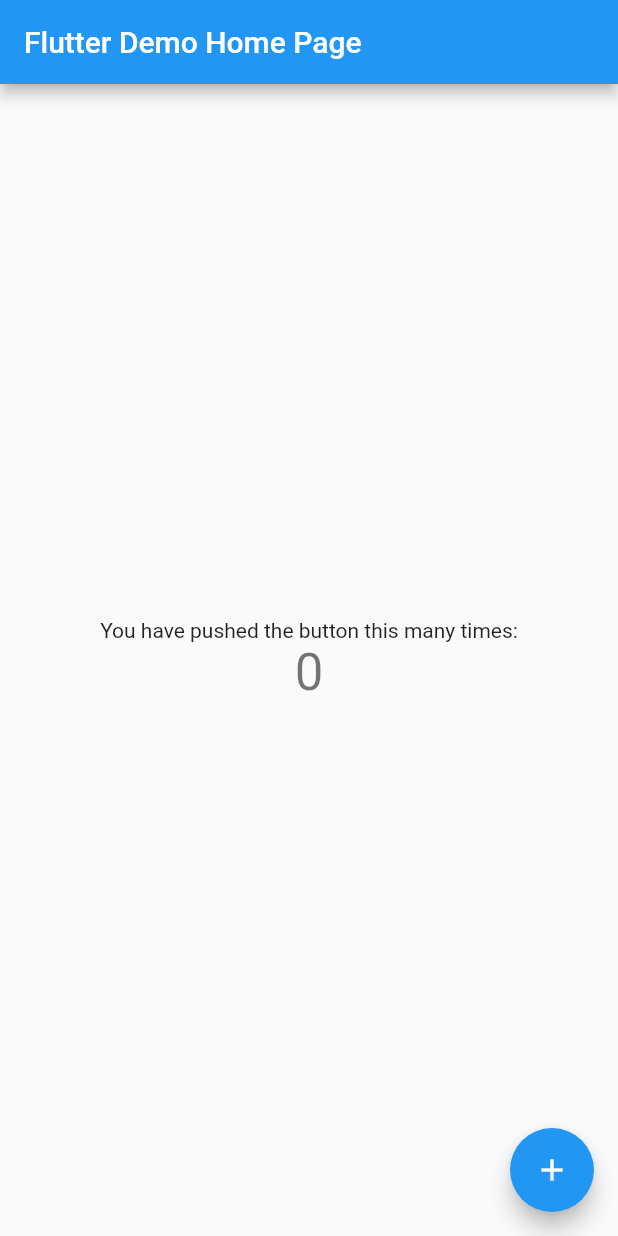
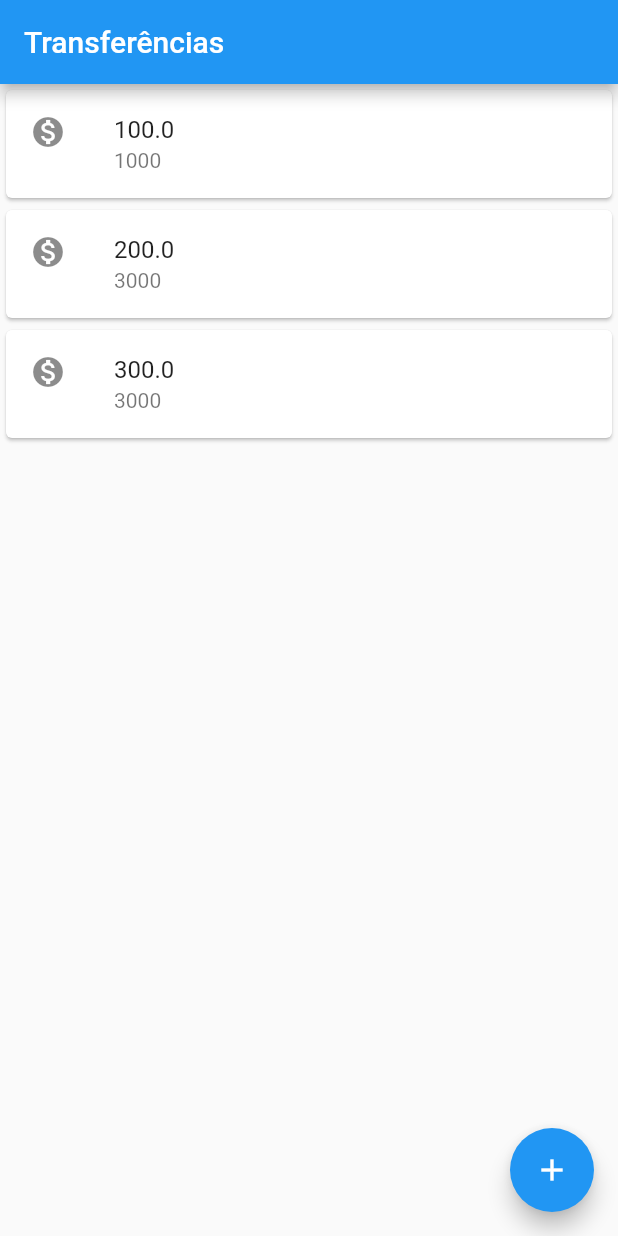
Before and after one commit to JamesWeslley/mybank, a Flutter app: the screen it shows after launch, on a phone screen of 412 x 824 dp. Run offline on Flutter 3.47's test engine with Material 2 defaults, Android fonts, the phone set to English and light mode, and no system bars.

Commit message:
Criação de lista de transferências

```diff
--- a/lib/main.dart
+++ b/lib/main.dart
@@ -1,113 +1,52 @@
 import 'package:flutter/material.dart';
 
-void main() {
-  runApp(MyApp());
-}
+void main() => runApp(MaterialApp(
+      home: Scaffold(
+        body: ListaTransferencias(),
+        appBar: AppBar(
+          title: Text('Transferências'),
+        ),
+        floatingActionButton: FloatingActionButton(
+          child: Icon(Icons.add),
+        ),
+      ),
+    ));
 
-class MyApp extends StatelessWidget {
-  // This widget is the root of your application.
+class ListaTransferencias extends StatelessWidget {
   @override
   Widget build(BuildContext context) {
-    return MaterialApp(
-      title: 'Flutter Demo',
-      theme: ThemeData(
-        // This is the theme of your application.
-        //
-        // Try running your application with "flutter run". You'll see the
-        // application has a blue toolbar. Then, without quitting the app, try
-        // changing the primarySwatch below to Colors.green and then invoke
-        // "hot reload" (press "r" in the console where you ran "flutter run",
-        // or simply save your changes to "hot reload" in a Flutter IDE).
-        // Notice that the counter didn't reset back to zero; the application
-        // is not restarted.
-        primarySwatch: Colors.blue,
-      ),
-      home: MyHomePage(title: 'Flutter Demo Home Page'),
+    // TODO: implement build
+    return Column(
+      children: [
+        ItemTransferencia(Transferencia(100.00, 1000)),
+        ItemTransferencia(Transferencia(200.00, 3000)),
+        ItemTransferencia(Transferencia(300.00, 3000)),
+      ],
     );
   }
 }
 
-class MyHomePage extends StatefulWidget {
-  MyHomePage({Key key, this.title}) : super(key: key);
+class ItemTransferencia extends StatelessWidget {
+  final Transferencia _transferencia;
 
-  // This widget is the home page of your application. It is stateful, meaning
-  // that it has a State object (defined below) that contains fields that affect
-  // how it looks.
-
-  // This class is the configuration for the state. It holds the values (in this
-  // case the title) provided by the parent (in this case the App widget) and
-  // used by the build method of the State. Fields in a Widget subclass are
-  // always marked "final".
-
-  final String title;
-
-  @override
-  _MyHomePageState createState() => _MyHomePageState();
-}
-
-class _MyHomePageState extends State<MyHomePage> {
-  int _counter = 0;
-
-  void _incrementCounter() {
-    setState(() {
-      // This call to setState tells the Flutter framework that something has
-      // changed in this State, which causes it to rerun the build method below
-      // so that the display can reflect the updated values. If we changed
-      // _counter without calling setState(), then the build method would not be
-      // called again, and so nothing would appear to happen.
-      _counter++;
-    });
-  }
+  ItemTransferencia(this._transferencia);
 
   @override
   Widget build(BuildContext context) {
-    // This method is rerun every time setState is called, for instance as done
-    // by the _incrementCounter method above.
-    //
-    // The Flutter framework has been optimized to make rerunning build methods
-    // fast, so that you can just rebuild anything that needs updating rather
-    // than having to individually change instances of widgets.
-    return Scaffold(
-      appBar: AppBar(
-        // Here we take the value from the MyHomePage object that was created by
-        // the App.build method, and use it to set our appbar title.
-        title: Text(widget.title),
+    // TODO: implement build
+    return Card(
+      child: ListTile(
+        leading: Icon(Icons.monetization_on),
+        title: Text(_transferencia.valor.toString()),
+        subtitle: Text(_transferencia.numeroConta.toString()),
       ),
-      body: Center(
-        // Center is a layout widget. It takes a single child and positions it
-        // in the middle of the parent.
-        child: Column(
-          // Column is also a layout widget. It takes a list of children and
-          // arranges them vertically. By default, it sizes itself to fit its
-          // children horizontally, and tries to be as tall as its parent.
-          //
-          // Invoke "debug painting" (press "p" in the console, choose the
-          // "Toggle Debug Paint" action from the Flutter Inspector in Android
-          // Studio, or the "Toggle Debug Paint" command in Visual Studio Code)
-          // to see the wireframe for each widget.
-          //
-          // Column has various properties to control how it sizes itself and
-          // how it positions its children. Here we use mainAxisAlignment to
-          // center the children vertically; the main axis here is the vertical
-          // axis because Columns are vertical (the cross axis would be
-          // horizontal).
-          mainAxisAlignment: MainAxisAlignment.center,
-          children: <Widget>[
-            Text(
-              'You have pushed the button this many times:',
-            ),
-            Text(
-              '$_counter',
-              style: Theme.of(context).textTheme.headline4,
-            ),
-          ],
-        ),
-      ),
-      floatingActionButton: FloatingActionButton(
-        onPressed: _incrementCounter,
-        tooltip: 'Increment',
-        child: Icon(Icons.add),
-      ), // This trailing comma makes auto-formatting nicer for build methods.
     );
   }
 }
+
+class Transferencia {
+  final double valor;
+  final int numeroConta;
+
+  Transferencia(this.valor, this.numeroConta);
+}
```
